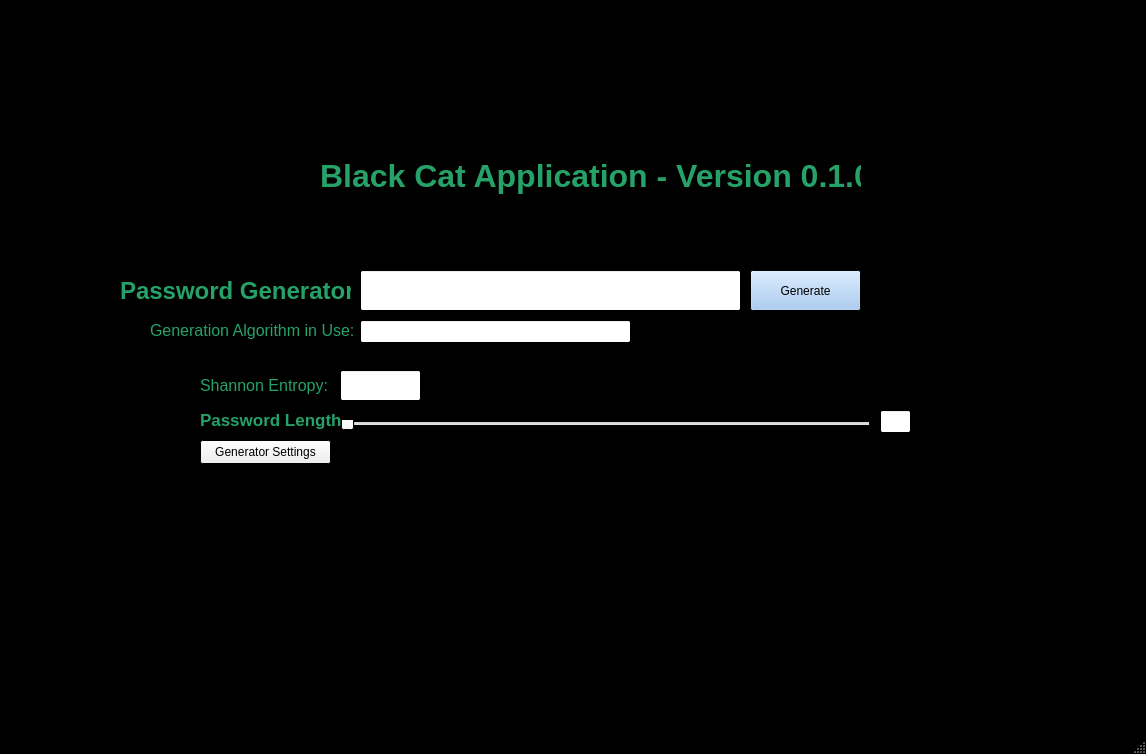
Qt form Black-Cat-App/mainwindow.ui (jackr276/BlackCat) before a commit.
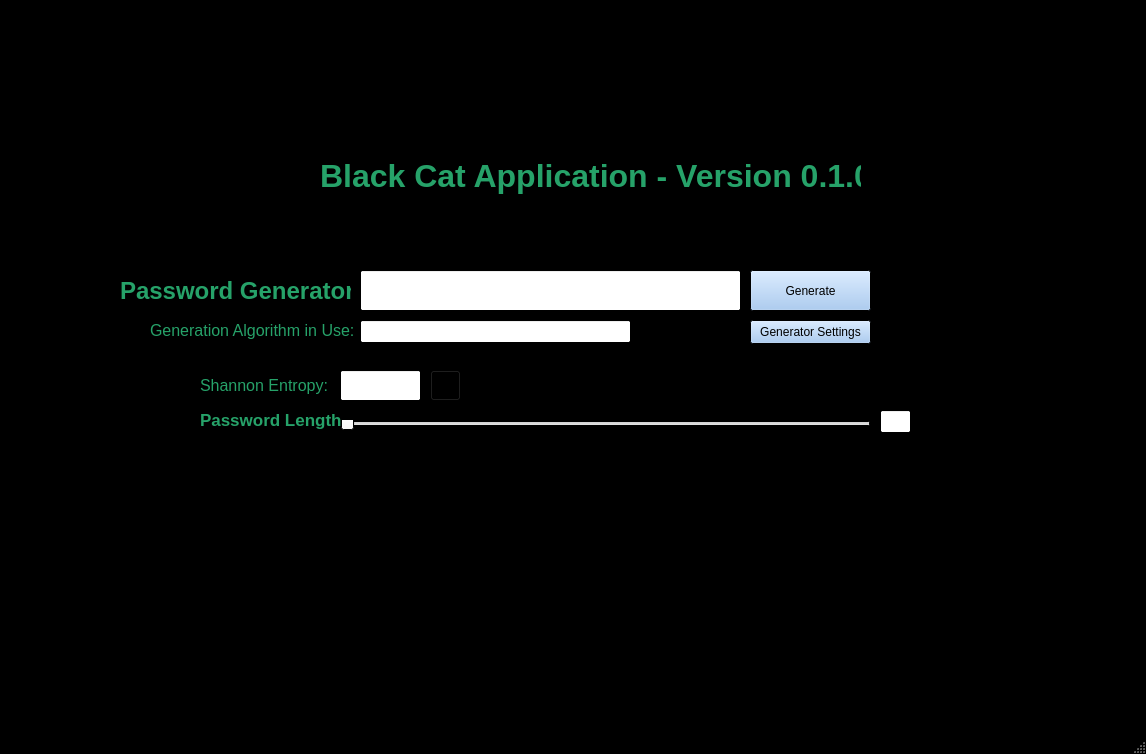
The same form after that commit. Icons and pictures are not drawn.

Commit message: added info button for shannon entropy

What changed in the file:
```diff
--- a/Black-Cat-App/mainwindow.ui
+++ b/Black-Cat-App/mainwindow.ui
@@ -149,6 +149,9 @@
   <property name="windowTitle">
    <string>MainWindow</string>
   </property>
+  <property name="tabShape">
+   <enum>QTabWidget::Triangular</enum>
+  </property>
   <widget class="QWidget" name="centralwidget">
    <widget class="QLineEdit" name="passwordBox">
     <property name="geometry">
@@ -165,7 +168,7 @@
      <rect>
       <x>750</x>
       <y>270</y>
-      <width>111</width>
+      <width>121</width>
       <height>41</height>
      </rect>
     </property>
@@ -427,12 +430,49 @@
    <widget class="QPushButton" name="password_generation_settings">
     <property name="geometry">
      <rect>
-      <x>200</x>
-      <y>440</y>
-      <width>131</width>
+      <x>750</x>
+      <y>320</y>
+      <width>121</width>
       <height>24</height>
      </rect>
     </property>
+    <property name="palette">
+     <palette>
+      <active>
+       <colorrole role="Button">
+        <brush brushstyle="SolidPattern">
+         <color alpha="255">
+          <red>153</red>
+          <green>193</green>
+          <blue>241</blue>
+         </color>
+        </brush>
+       </colorrole>
+      </active>
+      <inactive>
+       <colorrole role="Button">
+        <brush brushstyle="SolidPattern">
+         <color alpha="255">
+          <red>153</red>
+          <green>193</green>
+          <blue>241</blue>
+         </color>
+        </brush>
+       </colorrole>
+      </inactive>
+      <disabled>
+       <colorrole role="Button">
+        <brush brushstyle="SolidPattern">
+         <color alpha="255">
+          <red>153</red>
+          <green>193</green>
+          <blue>241</blue>
+         </color>
+        </brush>
+       </colorrole>
+      </disabled>
+     </palette>
+    </property>
     <property name="text">
      <string>Generator Settings</string>
     </property>
@@ -465,6 +505,77 @@
      <string>Generation Algorithm in Use:</string>
     </property>
    </widget>
+   <widget class="QPushButton" name="entropy_info_button">
+    <property name="geometry">
+     <rect>
+      <x>430</x>
+      <y>370</y>
+      <width>31</width>
+      <height>31</height>
+     </rect>
+    </property>
+    <property name="palette">
+     <palette>
+      <active>
+       <colorrole role="Button">
+        <brush brushstyle="SolidPattern">
+         <color alpha="255">
+          <red>0</red>
+          <green>0</green>
+          <blue>0</blue>
+         </color>
+        </brush>
+       </colorrole>
+       <colorrole role="Base">
+        <brush brushstyle="SolidPattern">
+         <color alpha="255">
+          <red>0</red>
+          <green>0</green>
+          <blue>0</blue>
+         </color>
+        </brush>
+       </colorrole>
+      </active>
+      <inactive>
+       <colorrole role="Button">
+        <brush brushstyle="SolidPattern">
+         <color alpha="255">
+          <red>0</red>
+          <green>0</green>
+          <blue>0</blue>
+         </color>
+        </brush>
+       </colorrole>
+       <colorrole role="Base">
+        <brush brushstyle="SolidPattern">
+         <color alpha="255">
+          <red>0</red>
+          <green>0</green>
+          <blue>0</blue>
+         </color>
+        </brush>
+       </colorrole>
+      </inactive>
+      <disabled>
+       <colorrole role="Button">
+        <brush brushstyle="SolidPattern">
+         <color alpha="255">
+          <red>0</red>
+          <green>0</green>
+          <blue>0</blue>
+         </color>
+        </brush>
+       </colorrole>
+      </disabled>
+     </palette>
+    </property>
+    <property name="text">
+     <string/>
+    </property>
+    <property name="icon">
+     <iconset theme="dialog-information"/>
+    </property>
+   </widget>
   </widget>
   <widget class="QMenuBar" name="menubar">
    <property name="geometry">
```
The commit also changes 6 other files.
